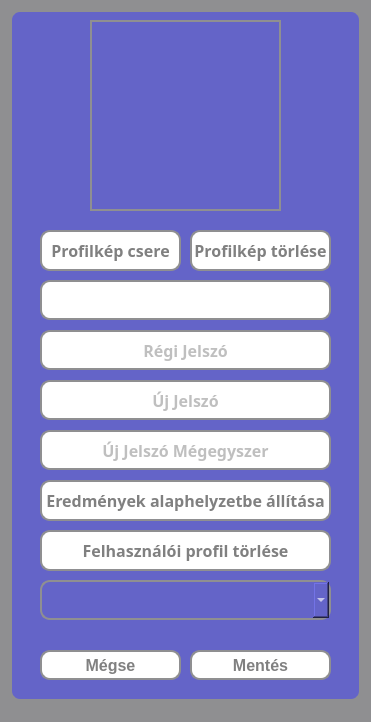
The window that src/main/resources/ui/default/settingsWindow.ui (pkristof1999/Szakdolgozat) describes before a commit, drawn with Qt 5.
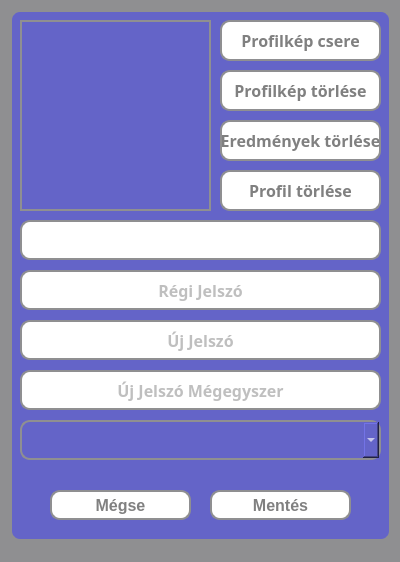
The same window after the commit.

Commit message: Módosítás a Beállítások stílusán

```diff
--- a/src/main/resources/ui/default/settingsWindow.ui
+++ b/src/main/resources/ui/default/settingsWindow.ui
@@ -6,8 +6,8 @@
    <rect>
     <x>0</x>
     <y>0</y>
-    <width>371</width>
-    <height>722</height>
+    <width>400</width>
+    <height>562</height>
    </rect>
   </property>
   <property name="windowTitle">
@@ -24,8 +24,8 @@
      <rect>
       <x>10</x>
       <y>10</y>
-      <width>351</width>
-      <height>691</height>
+      <width>381</width>
+      <height>531</height>
      </rect>
     </property>
     <property name="styleSheet">
@@ -41,7 +41,7 @@
     <widget class="QFrame" name="profilePicture">
      <property name="geometry">
       <rect>
-       <x>80</x>
+       <x>10</x>
        <y>10</y>
        <width>191</width>
        <height>191</height>
@@ -60,9 +60,9 @@
     <widget class="QPushButton" name="changeProfilePictureButton">
      <property name="geometry">
       <rect>
-       <x>30</x>
-       <y>220</y>
-       <width>141</width>
+       <x>210</x>
+       <y>10</y>
+       <width>161</width>
        <height>41</height>
       </rect>
      </property>
@@ -91,9 +91,9 @@
     <widget class="QPushButton" name="restoreDefaultResultsButton">
      <property name="geometry">
       <rect>
-       <x>30</x>
-       <y>470</y>
-       <width>291</width>
+       <x>210</x>
+       <y>110</y>
+       <width>161</width>
        <height>41</height>
       </rect>
      </property>
@@ -116,15 +116,15 @@
 }</string>
      </property>
      <property name="text">
-      <string>Eredmények alaphelyzetbe állítása</string>
+      <string>Eredmények törlése</string>
      </property>
     </widget>
     <widget class="QPushButton" name="deleteUserProfileButton">
      <property name="geometry">
       <rect>
-       <x>30</x>
-       <y>520</y>
-       <width>291</width>
+       <x>210</x>
+       <y>160</y>
+       <width>161</width>
        <height>41</height>
       </rect>
      </property>
@@ -147,15 +147,15 @@
 }</string>
      </property>
      <property name="text">
-      <string>Felhasználói profil törlése</string>
+      <string>Profil törlése</string>
      </property>
     </widget>
     <widget class="QComboBox" name="changeThemeBox">
      <property name="geometry">
       <rect>
-       <x>30</x>
-       <y>570</y>
-       <width>291</width>
+       <x>10</x>
+       <y>410</y>
+       <width>361</width>
        <height>40</height>
       </rect>
      </property>
@@ -182,9 +182,9 @@
     <widget class="QPushButton" name="deleteProfilePictureButton">
      <property name="geometry">
       <rect>
-       <x>180</x>
-       <y>220</y>
-       <width>141</width>
+       <x>210</x>
+       <y>60</y>
+       <width>161</width>
        <height>41</height>
       </rect>
      </property>
@@ -213,8 +213,8 @@
     <widget class="QPushButton" name="saveAndCloseButton">
      <property name="geometry">
       <rect>
-       <x>180</x>
-       <y>640</y>
+       <x>200</x>
+       <y>480</y>
        <width>141</width>
        <height>30</height>
       </rect>
@@ -239,8 +239,8 @@
     <widget class="QPushButton" name="abortButton">
      <property name="geometry">
       <rect>
-       <x>30</x>
-       <y>640</y>
+       <x>40</x>
+       <y>480</y>
        <width>141</width>
        <height>30</height>
       </rect>
@@ -265,9 +265,9 @@
     <widget class="QLineEdit" name="changeUserAge">
      <property name="geometry">
       <rect>
-       <x>30</x>
-       <y>270</y>
-       <width>291</width>
+       <x>10</x>
+       <y>210</y>
+       <width>361</width>
        <height>40</height>
       </rect>
      </property>
@@ -296,9 +296,9 @@
     <widget class="QLineEdit" name="oldPassword">
      <property name="geometry">
       <rect>
-       <x>30</x>
-       <y>320</y>
-       <width>291</width>
+       <x>10</x>
+       <y>260</y>
+       <width>361</width>
        <height>40</height>
       </rect>
      </property>
@@ -334,9 +334,9 @@
     <widget class="QLineEdit" name="newPassword1">
      <property name="geometry">
       <rect>
-       <x>30</x>
-       <y>370</y>
-       <width>291</width>
+       <x>10</x>
+       <y>310</y>
+       <width>361</width>
        <height>40</height>
       </rect>
      </property>
@@ -372,9 +372,9 @@
     <widget class="QLineEdit" name="newPassoword2">
      <property name="geometry">
       <rect>
-       <x>30</x>
-       <y>420</y>
-       <width>291</width>
+       <x>10</x>
+       <y>360</y>
+       <width>361</width>
        <height>40</height>
       </rect>
      </property>
```
Left out of the diff: 2 changed lines with no effect on the pictures. The commit also changes 1 other file.
